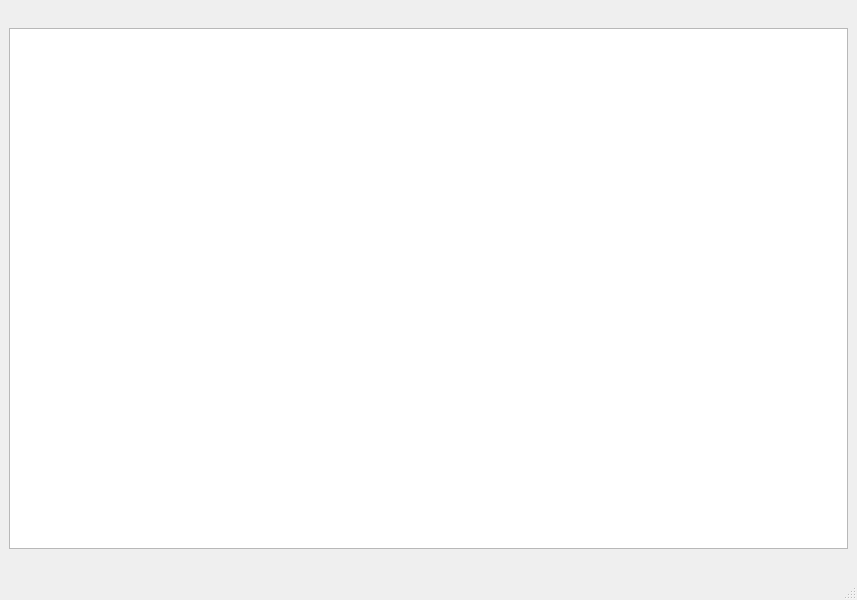
This is mainwindow.ui in Tvorobey/BonesGame as Qt 5 draws it before an edit. The edited form follows.
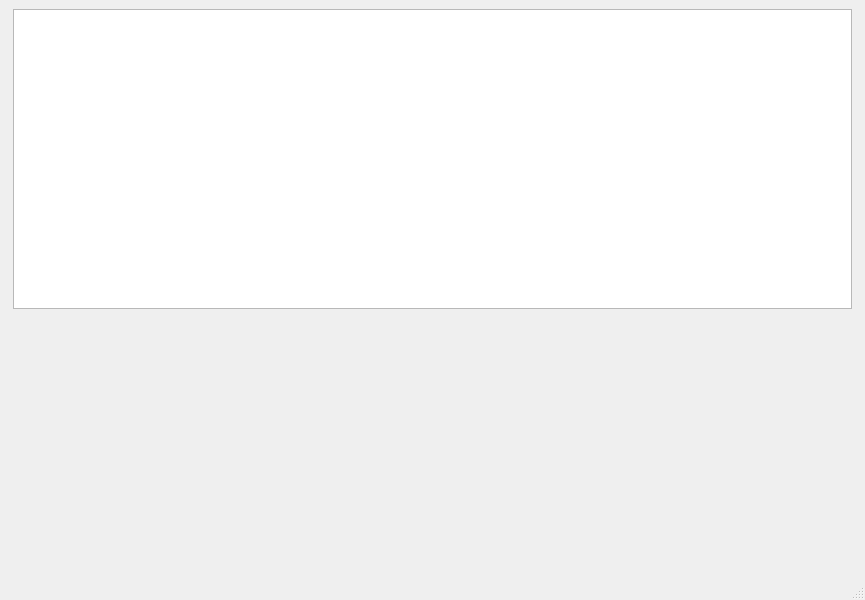
This is the edited form.

What changed in the file:
```diff
--- a/mainwindow.ui
+++ b/mainwindow.ui
@@ -6,7 +6,7 @@
    <rect>
     <x>0</x>
     <y>0</y>
-    <width>839</width>
+    <width>865</width>
     <height>600</height>
    </rect>
   </property>
@@ -28,7 +28,7 @@
         <property name="minimumSize">
          <size>
           <width>839</width>
-          <height>521</height>
+          <height>300</height>
          </size>
         </property>
         <property name="maximumSize">
@@ -45,6 +45,18 @@
         </property>
        </widget>
       </item>
+      <item row="1" column="0" alignment="Qt::AlignRight|Qt::AlignBottom">
+       <widget class="QLabel" name="ScoreLable">
+        <property name="font">
+         <font>
+          <pointsize>20</pointsize>
+         </font>
+        </property>
+        <property name="text">
+         <string/>
+        </property>
+       </widget>
+      </item>
      </layout>
     </item>
    </layout>
```
Left out of the diff: 2 changed lines with no effect on the pictures.
